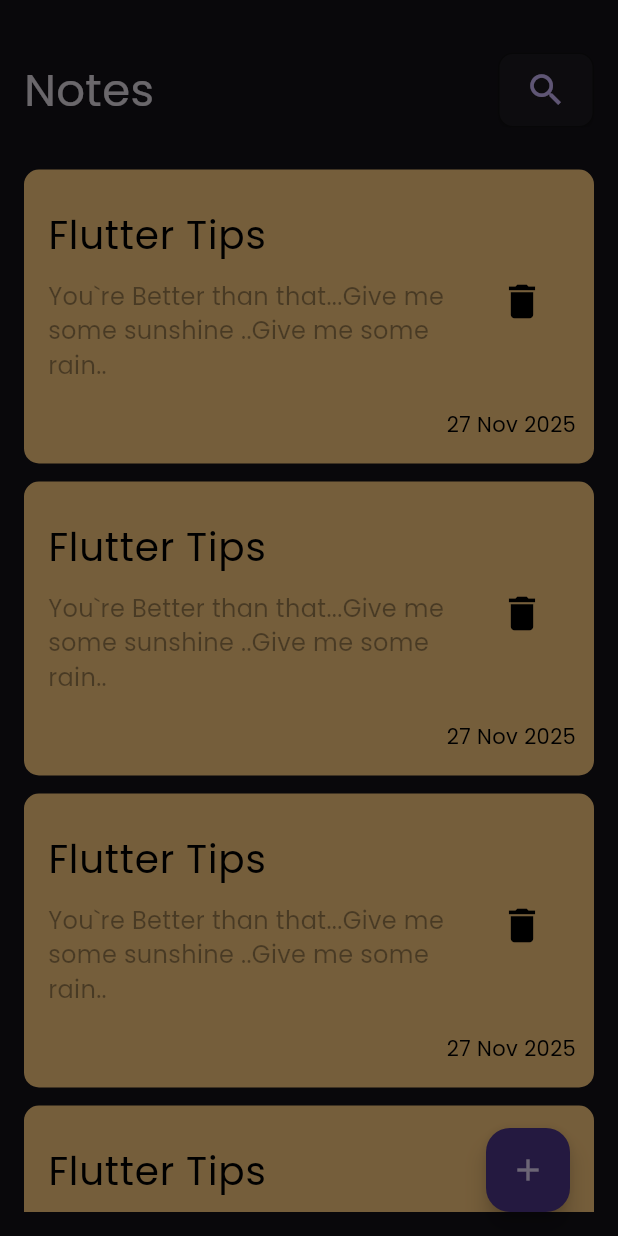
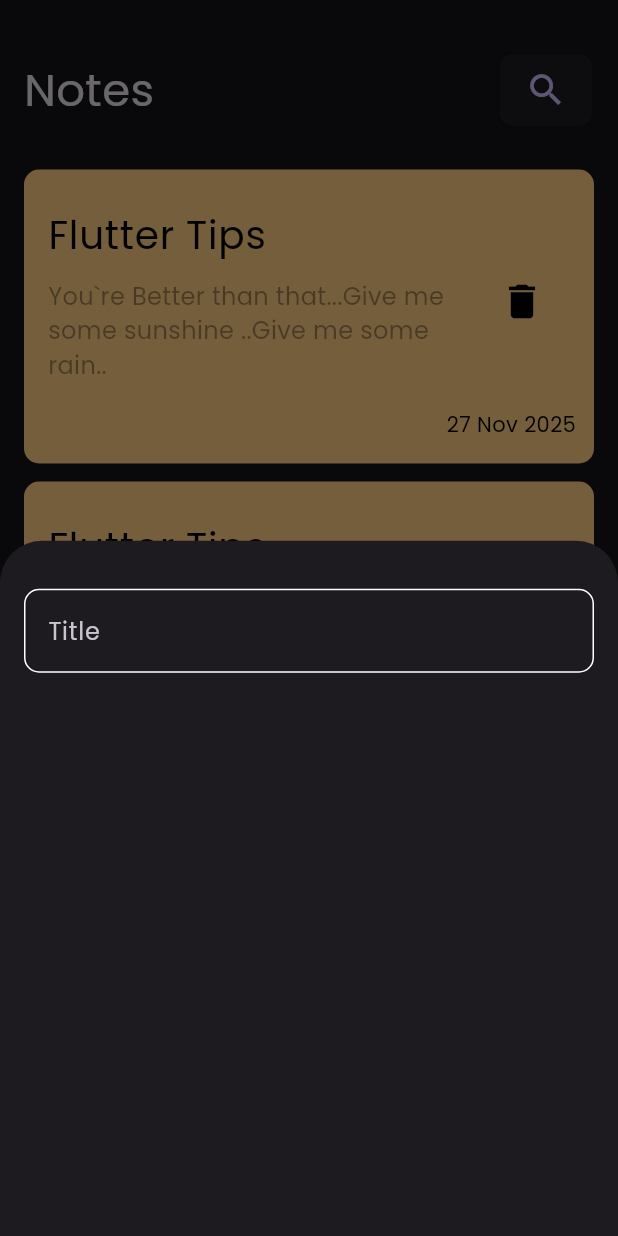
Before and after one commit to msultan74u-eng/notes_app, a Flutter app: the screen it shows after launch, after a tap on the "add" icon, on a phone screen of 412 x 824 dp. Run offline on Flutter 3.47's test engine with Material 3 defaults, Android fonts, the phone set to English and light mode, and no system bars.

Commit message:
Create Custom TextField and ConstantsColor

```diff
--- /dev/null
+++ b/lib/Constants/Constants.dart
@@ -0,0 +1,5 @@
+
+
+import 'dart:ui';
+
+Color kPrimaryColor = Color(0xff62fcd7);
--- a/lib/Views/Widgets/Add_Modal_Bottom_Sheet.dart
+++ b/lib/Views/Widgets/Add_Modal_Bottom_Sheet.dart
@@ -1,6 +1,8 @@
 
 
 import 'package:flutter/material.dart';
+
+import 'Custom_Text_Field.dart';
 
 class AddModalBottomSheet extends StatelessWidget {
   const AddModalBottomSheet({super.key});
@@ -9,6 +11,8 @@ class AddModalBottomSheet extends StatelessWidget {
   Widget build(BuildContext context) {
     return Column(
       children: [
+        SizedBox(height: 32),
+        CustomTextField(),
 
       ],
     );
--- /dev/null
+++ b/lib/Views/Widgets/Custom_Text_Field.dart
@@ -0,0 +1,40 @@
+
+
+import 'package:flutter/material.dart';
+
+import '../../Constants/Constants.dart';
+
+class CustomTextField extends StatelessWidget {
+  const CustomTextField({super.key});
+
+  @override
+  Widget build(BuildContext context) {
+    return Padding(
+      padding: const EdgeInsets.fromLTRB(16, 0, 16, 16),
+      child: TextField(
+        cursorColor: kPrimaryColor,
+        decoration: InputDecoration(
+          hintText: 'Title',
+          // hintStyle: TextStyle(color: kPrimaryColor),
+          border: buildBorder(),
+          enabledBorder: buildBorder(),
+          focusedBorder: buildBorder(kPrimaryColor),
+        ),
+
+      ),
+    );
+  }
+
+  OutlineInputBorder buildBorder([color]) {
+    return OutlineInputBorder(
+
+          borderRadius: BorderRadius.circular(10),
+          borderSide: BorderSide(
+            color: color ?? Colors.white,
+            width: 1,
+            style: BorderStyle.solid,
+          ),
+
+        );
+  }
+}
```
